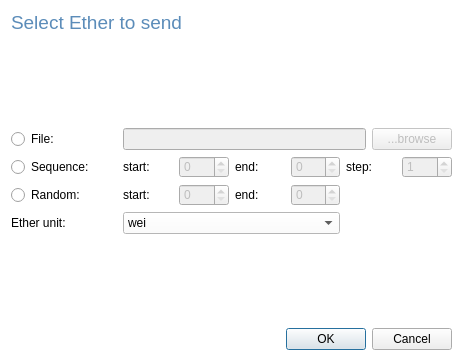
Before: the Qt Designer form ui/Qt/Select_Ether_Dialog.ui in DaniCaballero/ide, drawn with Qt 5.
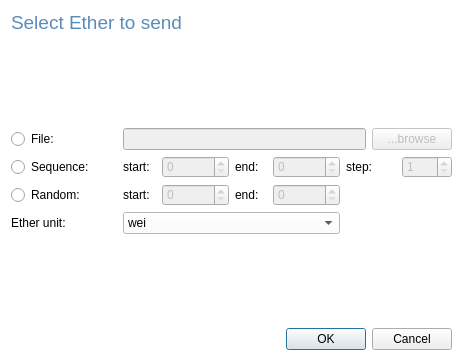
After: the same form once the commit is applied.

```diff
--- a/ui/Qt/Select_Ether_Dialog.ui
+++ b/ui/Qt/Select_Ether_Dialog.ui
@@ -111,6 +111,9 @@
          <property name="enabled">
           <bool>false</bool>
          </property>
+         <property name="maximum">
+          <number>1000000000</number>
+         </property>
         </widget>
        </item>
       </layout>
@@ -129,6 +132,9 @@
          <property name="enabled">
           <bool>false</bool>
          </property>
+         <property name="maximum">
+          <number>1000000000</number>
+         </property>
         </widget>
        </item>
       </layout>
@@ -175,6 +181,9 @@
          <property name="enabled">
           <bool>false</bool>
          </property>
+         <property name="maximum">
+          <number>1000000000</number>
+         </property>
         </widget>
        </item>
       </layout>
@@ -193,6 +202,9 @@
          <property name="enabled">
           <bool>false</bool>
          </property>
+         <property name="maximum">
+          <number>1000000000</number>
+         </property>
         </widget>
        </item>
       </layout>
```
